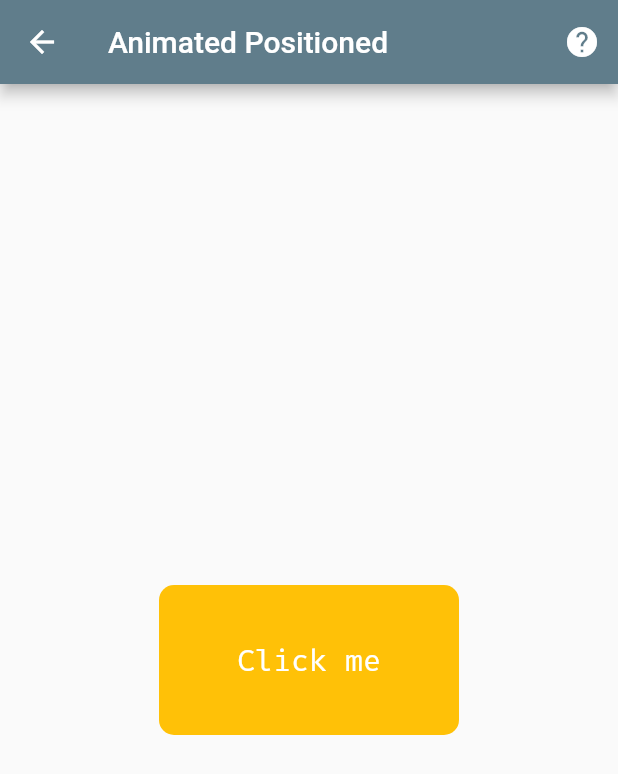
After one commit to nguyenlambuu/flutter100days, a Flutter app: the Day44AnimatedPositioned screen opened directly, on a phone screen of 412 x 824 dp. The commit adds this screen. Shown: the top 774 px of the screen. Run offline on Flutter 3.47's test engine with Material 2 defaults, Android fonts, the light colour scheme and no system bars; our stand-ins replace get, google_fonts.

Commit message:
AnimatedPositioned

```diff
--- a/_100_/lib/routes/routes.dart
+++ b/_100_/lib/routes/routes.dart
@@ -41,6 +41,7 @@ import '../screens/day_040_place_holder.dart';
 import '../screens/day_041_rich_text.dart';
 import '../screens/day_042_reorderable_listview.dart';
 import '../screens/day_043_animated_switcher.dart';
+import '../screens/day_044_animated_positioned.dart';
 
 Map _routes = {
   "SafeArea": Day1SafeArea(),
@@ -86,6 +87,7 @@ Map _routes = {
   "RichText": Day41RichText(),
   "ReOrderListView": Day42ReorderableListView(),
   "AnimatedSwitcher": Day43AnimatedSwitcher(),
+  "AnimatedPositioned": Day44AnimatedPositioned(),
 };
 
 get routes {
--- /dev/null
+++ b/_100_/lib/screens/day_044_animated_positioned.dart
@@ -0,0 +1,64 @@
+import 'package:flutter/material.dart';
+
+import '../components/help_icon_button.dart';
+
+class Day44AnimatedPositioned extends StatefulWidget {
+  @override
+  _Day44AnimatedPositionedState createState() =>
+      _Day44AnimatedPositionedState();
+}
+
+class _Day44AnimatedPositionedState extends State<Day44AnimatedPositioned> {
+  bool _isLong = false;
+
+  @override
+  Widget build(BuildContext context) {
+    return Scaffold(
+      appBar: AppBar(
+        title: Text('Animated Positioned'),
+        actions: [
+          HelpIconButton(
+              url:
+                  'https://api.flutter.dev/flutter/widgets/AnimatedPositioned-class.html')
+        ],
+      ),
+      body: SafeArea(
+        child: GestureDetector(
+          onTap: () {
+            setState(() {
+              _isLong = !_isLong;
+            });
+          },
+          child: Center(
+            child: Stack(
+              alignment: Alignment.center,
+              children: <Widget>[
+                AnimatedPositioned(
+                  width: 200,
+                  height: _isLong ? 300 : 100,
+                  curve: Curves.elasticOut,
+                  onEnd: () => print("Animation Done"),
+                  child: ClipRRect(
+                    child: Container(
+                      color: _isLong ? Colors.teal : Colors.amber,
+                      width: 100,
+                      height: 250,
+                      child: Center(
+                        child: Text(
+                          "Click me",
+                          style: TextStyle(fontSize: 20, color: Colors.white),
+                        ),
+                      ),
+                    ),
+                    borderRadius: BorderRadius.circular(10),
+                  ),
+                  duration: Duration(seconds: 2),
+                ),
+              ],
+            ),
+          ),
+        ),
+      ),
+    );
+  }
+}
```
